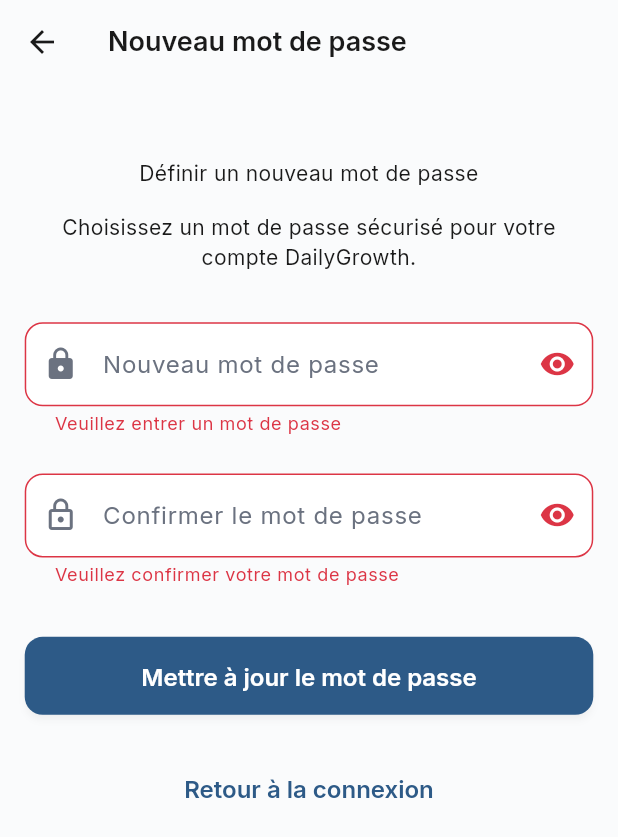
After one commit to Xprriacst/dailygrowth-v2, a Flutter app: the ResetPasswordScreen screen opened by its route, after a tap on "Mettre à jour le mot de passe", on a phone screen of 412 x 824 dp. The commit adds this screen. Shown: the top 837 px of the screen. Run offline on Flutter 3.47's test engine with Material 3 defaults, Android fonts, the phone set to English and light mode, and no system bars; our stand-ins replace cached_network_image, connectivity_plus, dio, fl_chart, flutter_local_notifications, flutter_svg and 7 more; missing offline and left inert: cron, universal_html; accounts and stored records are empty; statements that could not run were skipped.

Commit message:
feat: Add reset password functionality with deep link support
- Add ResetPasswordScreen with secure password validation
- Add updatePassword method in AuthService with error handling
- Add reset-password route with parameter support
- Add deep link handling in main.dart for reset tokens
- Support for Supabase password recovery flow

```diff
--- a/lib/main.dart
+++ b/lib/main.dart
@@ -1,9 +1,11 @@
 import 'package:flutter/material.dart';
 import 'package:sizer/sizer.dart';
 
-import './services/auth_service.dart';
-import './services/supabase_service.dart';
-import 'core/app_export.dart';
+import 'services/supabase_service.dart';
+import 'services/auth_service.dart';
+import 'theme/app_theme.dart';
+import 'routes/app_routes.dart';
+import 'presentation/reset_password/reset_password_screen.dart';
 
 Future<void> main() async {
   WidgetsFlutterBinding.ensureInitialized();
@@ -70,6 +72,22 @@ class _MyAppState extends State<MyApp> {
         },
         initialRoute: AppRoutes.initialRoute,
         routes: AppRoutes.routes,
+        onGenerateRoute: (settings) {
+          // Handle deep links with parameters
+          if (settings.name?.startsWith('/reset-password') == true) {
+            final uri = Uri.parse(settings.name!);
+            final token = uri.queryParameters['token'];
+            final type = uri.queryParameters['type'];
+
+            return MaterialPageRoute(
+              builder: (context) => ResetPasswordScreen(
+                token: token,
+                type: type,
+              ),
+            );
+          }
+          return null;
+        },
       );
     });
   }
--- /dev/null
+++ b/lib/presentation/reset_password/reset_password_screen.dart
@@ -0,0 +1,221 @@
+import 'package:flutter/material.dart';
+import 'package:sizer/sizer.dart';
+import 'package:fluttertoast/fluttertoast.dart';
+
+import '../../services/auth_service.dart';
+import '../../theme/app_theme.dart';
+import '../../routes/app_routes.dart';
+
+class ResetPasswordScreen extends StatefulWidget {
+  final String? token;
+  final String? type;
+
+  const ResetPasswordScreen({
+    Key? key,
+    this.token,
+    this.type,
+  }) : super(key: key);
+
+  @override
+  State<ResetPasswordScreen> createState() => _ResetPasswordScreenState();
+}
+
+class _ResetPasswordScreenState extends State<ResetPasswordScreen> {
+  final _formKey = GlobalKey<FormState>();
+  final _passwordController = TextEditingController();
+  final _confirmPasswordController = TextEditingController();
+  final _authService = AuthService();
+
+  bool _isLoading = false;
+  bool _obscurePassword = true;
+  bool _obscureConfirmPassword = true;
+
+  @override
+  void initState() {
+    super.initState();
+    _handleDeepLink();
+  }
+
+  void _handleDeepLink() {
+    if (widget.token != null && widget.type == 'recovery') {
+      // Token de récupération détecté, l'utilisateur peut maintenant définir un nouveau mot de passe
+      debugPrint('🔑 Reset password token detected: ${widget.token}');
+    }
+  }
+
+  Future<void> _resetPassword() async {
+    if (!_formKey.currentState!.validate()) return;
+
+    if (_passwordController.text != _confirmPasswordController.text) {
+      Fluttertoast.showToast(
+        msg: "Les mots de passe ne correspondent pas",
+        toastLength: Toast.LENGTH_SHORT,
+        backgroundColor: Colors.red,
+        textColor: Colors.white,
+      );
+      return;
+    }
+
+    setState(() => _isLoading = true);
+
+    try {
+      await _authService.updatePassword(_passwordController.text);
+
+      Fluttertoast.showToast(
+        msg: "Mot de passe mis à jour avec succès !",
+        toastLength: Toast.LENGTH_SHORT,
+        backgroundColor: Colors.green,
+        textColor: Colors.white,
+      );
+
+      // Rediriger vers l'écran de connexion
+      Navigator.of(context).pushReplacementNamed(AppRoutes.loginScreen);
+
+    } catch (error) {
+      Fluttertoast.showToast(
+        msg: "Erreur: ${error.toString()}",
+        toastLength: Toast.LENGTH_LONG,
+        backgroundColor: Colors.red,
+        textColor: Colors.white,
+      );
+    } finally {
+      setState(() => _isLoading = false);
+    }
+  }
+
+  @override
+  Widget build(BuildContext context) {
+    return Scaffold(
+      backgroundColor: AppTheme.backgroundColor,
+      appBar: AppBar(
+        title: Text(
+          'Nouveau mot de passe',
+          style: AppTheme.headingStyle,
+        ),
+        backgroundColor: Colors.transparent,
+        elevation: 0,
+        leading: IconButton(
+          icon: const Icon(Icons.arrow_back),
+          onPressed: () => Navigator.of(context).pushReplacementNamed(AppRoutes.loginScreen),
+        ),
+      ),
+      body: SafeArea(
+        child: Padding(
+          padding: EdgeInsets.all(4.w),
+          child: Form(
+            key: _formKey,
+            child: Column(
+              crossAxisAlignment: CrossAxisAlignment.stretch,
+              children: [
+                SizedBox(height: 4.h),
+
+                // Titre et description
+                Text(
+                  'Définir un nouveau mot de passe',
+                  style: AppTheme.headingStyle.copyWith(fontSize: 20.sp),
+                  textAlign: TextAlign.center,
+                ),
+                SizedBox(height: 2.h),
+
+                Text(
+                  'Choisissez un mot de passe sécurisé pour votre compte DailyGrowth.',
+                  style: AppTheme.bodyStyle,
+                  textAlign: TextAlign.center,
+                ),
+                SizedBox(height: 4.h),
+
+                // Champ mot de passe
+                TextFormField(
+                  controller: _passwordController,
+                  obscureText: _obscurePassword,
+                  decoration: InputDecoration(
+                    labelText: 'Nouveau mot de passe',
+                    hintText: 'Entrez votre nouveau mot de passe',
+                    prefixIcon: const Icon(Icons.lock),
+                    suffixIcon: IconButton(
+                      icon: Icon(_obscurePassword ? Icons.visibility : Icons.visibility_off),
+                      onPressed: () => setState(() => _obscurePassword = !_obscurePassword),
+                    ),
+                    border: OutlineInputBorder(
+                      borderRadius: BorderRadius.circular(12),
+                    ),
+                  ),
+                  validator: (value) {
+                    if (value == null || value.isEmpty) {
+                      return 'Veuillez entrer un mot de passe';
+                    }
+                    if (value.length < 8) {
+                      return 'Le mot de passe doit contenir au moins 8 caractères';
+                    }
+                    return null;
+                  },
+                ),
+                SizedBox(height: 3.h),
+
+                // Champ confirmation mot de passe
+                TextFormField(
+                  controller: _confirmPasswordController,
+                  obscureText: _obscureConfirmPassword,
+                  decoration: InputDecoration(
+                    labelText: 'Confirmer le mot de passe',
+                    hintText: 'Confirmez votre nouveau mot de passe',
+                    prefixIcon: const Icon(Icons.lock_outline),
+                    suffixIcon: IconButton(
+                      icon: Icon(_obscureConfirmPassword ? Icons.visibility : Icons.visibility_off),
+                      onPressed: () => setState(() => _obscureConfirmPassword = !_obscureConfirmPassword),
+                    ),
+                    border: OutlineInputBorder(
+                      borderRadius: BorderRadius.circular(12),
+                    ),
+                  ),
+                  validator: (value) {
+                    if (value == null || value.isEmpty) {
+                      return 'Veuillez confirmer votre mot de passe';
+                    }
+                    return null;
+                  },
+                ),
+                SizedBox(height: 4.h),
+
+                // Bouton de mise à jour
+                ElevatedButton(
+                  onPressed: _isLoading ? null : _resetPassword,
+                  style: ElevatedButton.styleFrom(
+                    backgroundColor: AppTheme.primaryColor,
+                    padding: EdgeInsets.symmetric(vertical: 2.h),
+                    shape: RoundedRectangleBorder(
+                      borderRadius: BorderRadius.circular(12),
+                    ),
+                  ),
+                  child: _isLoading
+                      ? const CircularProgressIndicator(color: Colors.white)
+                      : Text(
+                          'Mettre à jour le mot de passe',
+                          style: AppTheme.buttonTextStyle,
+                        ),
+                ),
+                SizedBox(height: 3.h),
+
+                // Lien retour connexion
+                TextButton(
+                  onPressed: () => Navigator.of(context).pushReplacementNamed(AppRoutes.loginScreen),
+                  child: Text(
+                    'Retour à la connexion',
+                    style: AppTheme.linkStyle,
+                  ),
+                ),
+              ],
+            ),
+          ),
+        ),
+      ),
+    );
+  }
+
+  @override
+  void dispose() {
+    _passwordController.dispose();
+    _confirmPasswordController.dispose();
+    super.dispose();
+  }
+}
--- a/lib/routes/app_routes.dart
+++ b/lib/routes/app_routes.dart
@@ -10,6 +10,7 @@ import '../presentation/splash_screen/splash_screen.dart';
 import '../presentation/user_profile/user_profile.dart';
 import '../presentation/admin_panel/admin_panel.dart';
 import '../presentation/openai_test/openai_test_screen.dart';
+import '../presentation/reset_password/reset_password_screen.dart';
 
 class AppRoutes {
   // Route constants
@@ -23,6 +24,7 @@ class AppRoutes {
   static const String progressTracking = '/progress-tracking';
   static const String adminPanel = '/admin-panel';
   static const String openaiTestScreen = '/openai-test';
+  static const String resetPassword = '/reset-password';
 
   // Route map
   static Map<String, WidgetBuilder> get routes => {
@@ -36,6 +38,7 @@ class AppRoutes {
         progressTracking: (context) => const ProgressTracking(),
         adminPanel: (context) => const AdminPanel(),
         openaiTestScreen: (context) => const OpenAITestScreen(),
+        resetPassword: (context) => const ResetPasswordScreen(),
       };
 
   // Initial route
--- a/lib/services/auth_service.dart
+++ b/lib/services/auth_service.dart
@@ -411,6 +411,34 @@ class AuthService {
     }
   }
 
+  // Update password (for reset password flow)
+  Future<void> updatePassword(String newPassword) async {
+    try {
+      final response = await _client.auth.updateUser(
+        UserAttributes(password: newPassword),
+      );
+
+      if (response.user == null) {
+        throw Exception('Failed to update password');
+      }
+
+      debugPrint('✅ Password updated successfully');
+    } catch (error) {
+      debugPrint('❌ Update password error: $error');
+      String errorMessage = 'Erreur de mise à jour du mot de passe: ';
+
+      if (error.toString().contains('Password should be at least')) {
+        errorMessage += 'Le mot de passe doit contenir au moins 6 caractères.';
+      } else if (error.toString().contains('Unable to validate email address')) {
+        errorMessage += 'Session expirée. Veuillez demander un nouveau lien de réinitialisation.';
+      } else {
+        errorMessage += error.toString();
+      }
+
+      throw Exception(errorMessage);
+    }
+  }
+
   // Clean up resources
   void dispose() {
     _authSubscription?.cancel();
```
Also changed, not shown: 1 other file.
